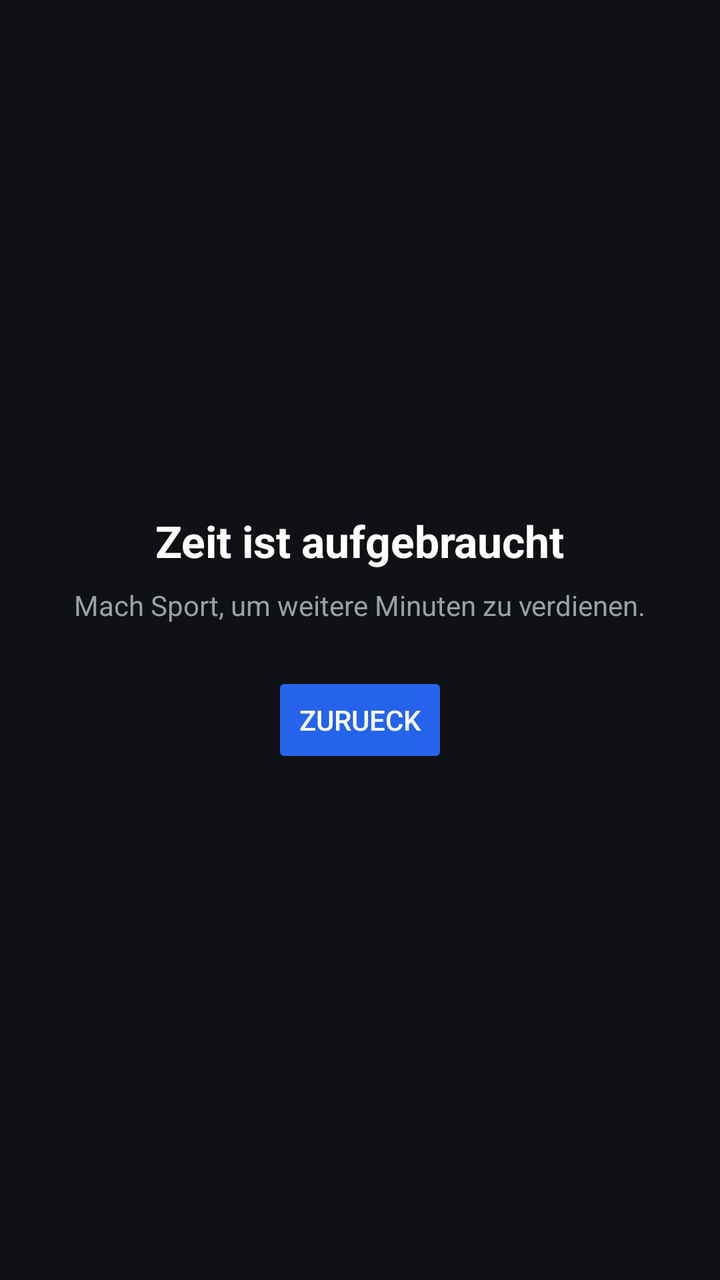
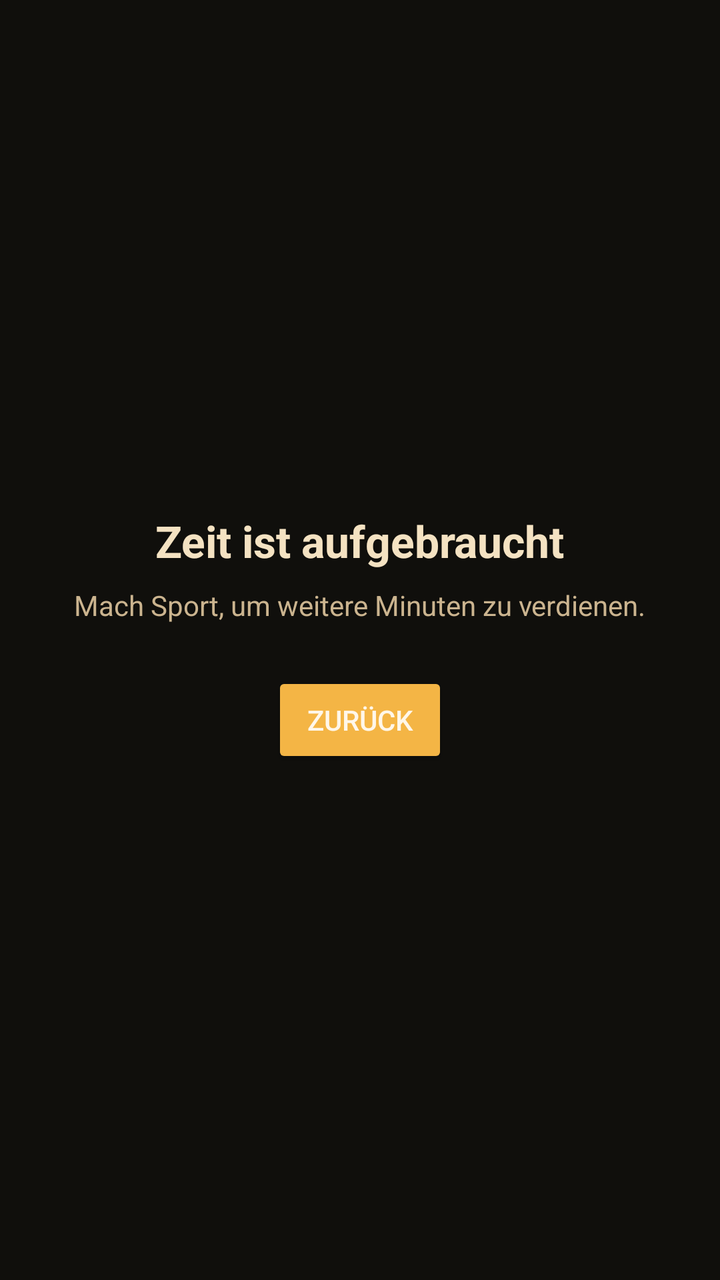

Screens rendered from an Android XML layout before and after an edit, with the pre-edit source and the edit as a unified diff.
<!-- AndroidManifest.xml: activity theme Theme.App.Blocker -->
<!-- res/layout/activity_insta_blocker.xml -->
<?xml version="1.0" encoding="utf-8"?>
<LinearLayout xmlns:android="http://schemas.android.com/apk/res/android"
  android:layout_width="match_parent"
  android:layout_height="match_parent"
  android:background="#0f1114"
  android:gravity="center"
  android:orientation="vertical"
  android:padding="24dp">

  <TextView
    android:id="@+id/blocker_title"
    android:layout_width="wrap_content"
    android:layout_height="wrap_content"
    android:text="Zeit ist aufgebraucht"
    android:textColor="#ffffff"
    android:textSize="22sp"
    android:textStyle="bold" />

  <TextView
    android:id="@+id/blocker_subtitle"
    android:layout_width="wrap_content"
    android:layout_height="wrap_content"
    android:layout_marginTop="8dp"
    android:text="Mach Sport, um weitere Minuten zu verdienen."
    android:textColor="#9aa0a6"
    android:textSize="14sp" />

  <Button
    android:id="@+id/blocker_button"
    android:layout_width="wrap_content"
    android:layout_height="wrap_content"
    android:layout_marginTop="24dp"
    android:text="Zurueck"
    android:backgroundTint="#2563eb"
    android:textColor="#ffffff" />
</LinearLayout>
<!-- resources referenced by this layout -->
<resources>
  <style name="Theme.App.Blocker" parent="Theme.AppCompat.Light.NoActionBar">
      <item name="android:windowBackground">#0f1114</item>
    </style>
</resources>

<!-- the commit's change to res/layout/activity_insta_blocker.xml (unified diff, before → after) -->
@@ -1,8 +1,8 @@
-<?xml version="1.0" encoding="utf-8"?>
+﻿<?xml version="1.0" encoding="utf-8"?>
 <LinearLayout xmlns:android="http://schemas.android.com/apk/res/android"
   android:layout_width="match_parent"
   android:layout_height="match_parent"
-  android:background="#0f1114"
+  android:background="#100f0c"
   android:gravity="center"
   android:orientation="vertical"
   android:padding="24dp">
@@ -12,7 +12,7 @@
     android:layout_width="wrap_content"
     android:layout_height="wrap_content"
     android:text="Zeit ist aufgebraucht"
-    android:textColor="#ffffff"
+    android:textColor="#f4e2c2"
     android:textSize="22sp"
     android:textStyle="bold" />
 
@@ -22,7 +22,7 @@
     android:layout_height="wrap_content"
     android:layout_marginTop="8dp"
     android:text="Mach Sport, um weitere Minuten zu verdienen."
-    android:textColor="#9aa0a6"
+    android:textColor="#cbb48f"
     android:textSize="14sp" />
 
   <Button
@@ -30,7 +30,7 @@
     android:layout_width="wrap_content"
     android:layout_height="wrap_content"
     android:layout_marginTop="24dp"
-    android:text="Zurueck"
-    android:backgroundTint="#2563eb"
-    android:textColor="#ffffff" />
+    android:text="Zurück"
+    android:backgroundTint="#f4b545"
+    android:textColor="#fff7ea" />
 </LinearLayout>
